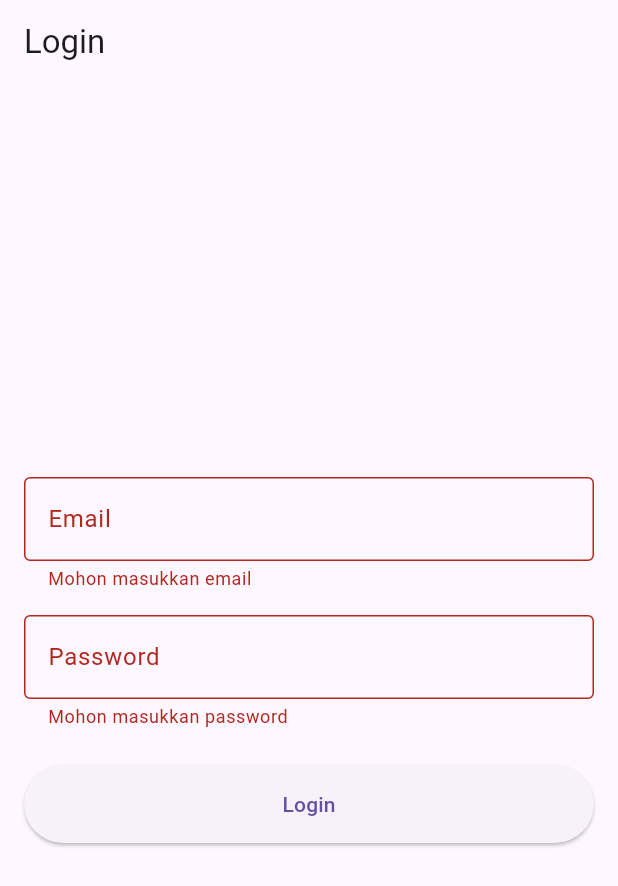
After one commit to Cheesyrick/elibrary, a Flutter app: the screen it shows after launch, after a tap on "Login", on a phone screen of 412 x 824 dp. The commit adds this screen. Shown: the top 886 px of the screen. Run offline on Flutter 3.47's test engine with Material 3 defaults, Android fonts, the phone set to English and light mode, and no system bars; our stand-ins replace cached_network_image, shared_preferences; network calls fail.

Commit message:
Login, profile

```diff
--- /dev/null
+++ b/lib/Login.dart
@@ -0,0 +1,127 @@
+import 'package:flutter/material.dart';
+import 'main.dart'; // Untuk mengakses MainScreen
+
+class LoginScreen extends StatefulWidget {
+  @override
+  _LoginScreenState createState() => _LoginScreenState();
+}
+
+class _LoginScreenState extends State<LoginScreen> {
+  final _formKey = GlobalKey<FormState>();
+  final _emailController = TextEditingController();
+  final _passwordController = TextEditingController();
+  bool _isLoading = false;
+
+  // Email dan password yang valid untuk testing
+  final String validEmail = "user1@gmail.com";
+  final String validPassword = "123456";
+
+  void _handleLogin() async {
+    if (_formKey.currentState!.validate()) {
+      setState(() {
+        _isLoading = true;
+      });
+
+      try {
+        // Simulasi pengecekan login
+        await Future.delayed(Duration(seconds: 2));
+
+        // Cek email dan password
+        if (_emailController.text == validEmail &&
+            _passwordController.text == validPassword) {
+          // Jika login berhasil
+          ScaffoldMessenger.of(context).showSnackBar(
+            SnackBar(content: Text('Login berhasil!')),
+          );
+
+          // Navigate ke MainScreen dan hapus semua route sebelumnya
+          Navigator.pushReplacement(
+            context,
+            MaterialPageRoute(builder: (context) => MainScreen()),
+          );
+        } else {
+          // Jika login gagal
+          ScaffoldMessenger.of(context).showSnackBar(
+            SnackBar(content: Text('Email atau password salah!')),
+          );
+        }
+      } catch (e) {
+        ScaffoldMessenger.of(context).showSnackBar(
+          SnackBar(content: Text('Login gagal: ${e.toString()}')),
+        );
+      } finally {
+        setState(() {
+          _isLoading = false;
+        });
+      }
+    }
+  }
+
+  @override
+  Widget build(BuildContext context) {
+    return Scaffold(
+      appBar: AppBar(
+        title: Text('Login'),
+      ),
+      body: Padding(
+        padding: EdgeInsets.all(16.0),
+        child: Form(
+          key: _formKey,
+          child: Column(
+            mainAxisAlignment: MainAxisAlignment.center,
+            children: [
+              TextFormField(
+                controller: _emailController,
+                decoration: InputDecoration(
+                  labelText: 'Email',
+                  border: OutlineInputBorder(),
+                ),
+                keyboardType: TextInputType.emailAddress,
+                validator: (value) {
+                  if (value == null || value.isEmpty) {
+                    return 'Mohon masukkan email';
+                  }
+                  if (!value.contains('@')) {
+                    return 'Mohon masukkan email yang valid';
+                  }
+                  return null;
+                },
+              ),
+              SizedBox(height: 16),
+              TextFormField(
+                controller: _passwordController,
+                decoration: InputDecoration(
+                  labelText: 'Password',
+                  border: OutlineInputBorder(),
+                ),
+                obscureText: true,
+                validator: (value) {
+                  if (value == null || value.isEmpty) {
+                    return 'Mohon masukkan password';
+                  }
+                  if (value.length < 6) {
+                    return 'Password minimal 6 karakter';
+                  }
+                  return null;
+                },
+              ),
+              SizedBox(height: 24),
+              SizedBox(
+                width: double.infinity,
+                child: ElevatedButton(
+                  onPressed: _isLoading ? null : _handleLogin,
+                  child: _isLoading
+                      ? CircularProgressIndicator(color: Colors.white)
+                      : Text('Login'),
+                  style: ElevatedButton.styleFrom(
+                    padding: EdgeInsets.symmetric(vertical: 16),
+                  ),
+                ),
+              ),
+            ],
+          ),
+        ),
+      ),
+    );
+  }
+}
--- a/lib/main.dart
+++ b/lib/main.dart
@@ -1,6 +1,10 @@
 import 'package:flutter/material.dart';
 import 'home_page.dart';
 import 'search_page.dart';
+import 'login.dart';
+import 'profile.dart';
+import 'package:provider/provider.dart';
+import 'providers/cart_provider.dart';
 
 void main() {
   runApp(MyApp());
@@ -9,13 +13,16 @@ void main() {
 class MyApp extends StatelessWidget {
   @override
   Widget build(BuildContext context) {
-    return MaterialApp(
-      title: 'Book App',
-      theme: ThemeData(
-        primarySwatch: Colors.blue,
+    return ChangeNotifierProvider(
+      create: (ctx) => CartProvider(),
+      child: MaterialApp(
+        title: 'Book App',
+        theme: ThemeData(
+          primarySwatch: Colors.blue,
+        ),
+        home: LoginScreen(),
+        debugShowCheckedModeBanner: false,
       ),
-      home: MainScreen(),
-      debugShowCheckedModeBanner: false,
     );
   }
 }
@@ -30,6 +37,7 @@ class _MainScreenState extends State<MainScreen> {
   final List<Widget> _widgetOptions = <Widget>[
     HomePage(),
     SearchPage(),
+    ProfileScreen(),
   ];
 
   void _onItemTapped(int index) {
@@ -54,6 +62,10 @@ class _MainScreenState extends State<MainScreen> {
             icon: Icon(Icons.search),
             label: 'Search',
           ),
+          BottomNavigationBarItem(
+            icon: Icon(Icons.person),
+            label: 'Profil',
+          ),
         ],
         currentIndex: _selectedIndex,
         selectedItemColor: Colors.blue,
--- /dev/null
+++ b/lib/providers/cart_provider.dart
@@ -0,0 +1,45 @@
+import 'package:flutter/foundation.dart';
+
+class CartItem {
+  final String id;
+  final String title;
+  final double price;
+  int quantity;
+
+  CartItem({
+    required this.id,
+    required this.title,
+    required this.price,
+    this.quantity = 1,
+  });
+}
+
+class CartProvider with ChangeNotifier {
+  Map<String, CartItem> _items = {};
+
+  Map<String, CartItem> get items => {..._items};
+
+  void addItem(String productId, String title, double price) {
+    if (_items.containsKey(productId)) {
+      _items.update(
+        productId,
+        (existingItem) => CartItem(
+          id: existingItem.id,
+          title: existingItem.title,
+          price: existingItem.price,
+          quantity: existingItem.quantity + 1,
+        ),
+      );
+    } else {
+      _items.putIfAbsent(
+        productId,
+        () => CartItem(
+          id: productId,
+          title: title,
+          price: price,
+        ),
+      );
+    }
+    notifyListeners();
+  }
+}
--- a/lib/search_page.dart
+++ b/lib/search_page.dart
@@ -50,7 +50,9 @@ class _SearchPageState extends State<SearchPage> {
   @override
   Widget build(BuildContext context) {
     return Scaffold(
-      appBar: AppBar(title: const Text('Cari Buku 🕵️')),
+      appBar: AppBar(
+          title: const Text('Cari Buku 🕵️'),
+          backgroundColor: const Color.fromARGB(255, 138, 138, 138)),
       body: Column(
         children: [
           Padding(
```
Also changed, not shown: lib/Profile.dart (added, +107 -0 lines), pubspec.yaml (+2 -5 lines), lib/cart_provider.dart (added), pubspec.lock.
